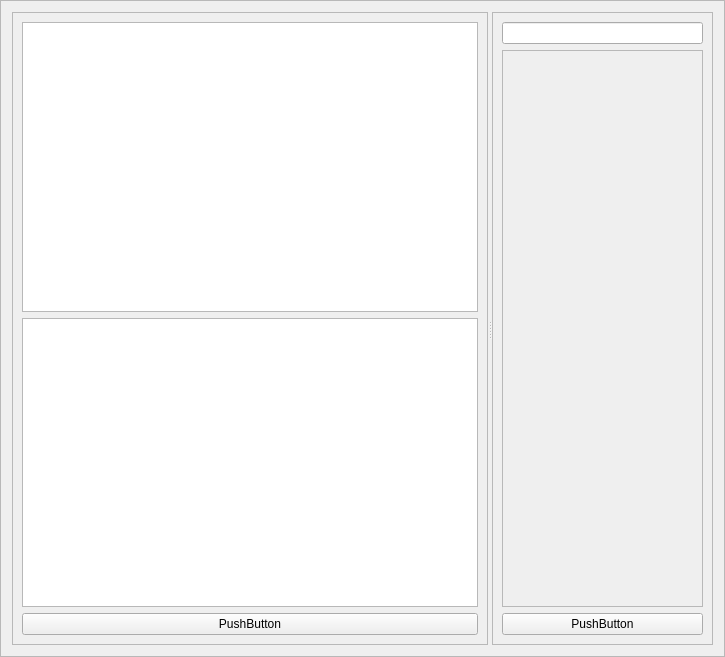
Before: the Qt Designer form paws/ui/qtui/op_editor.ui in slaclab/paws, drawn with Qt 5.
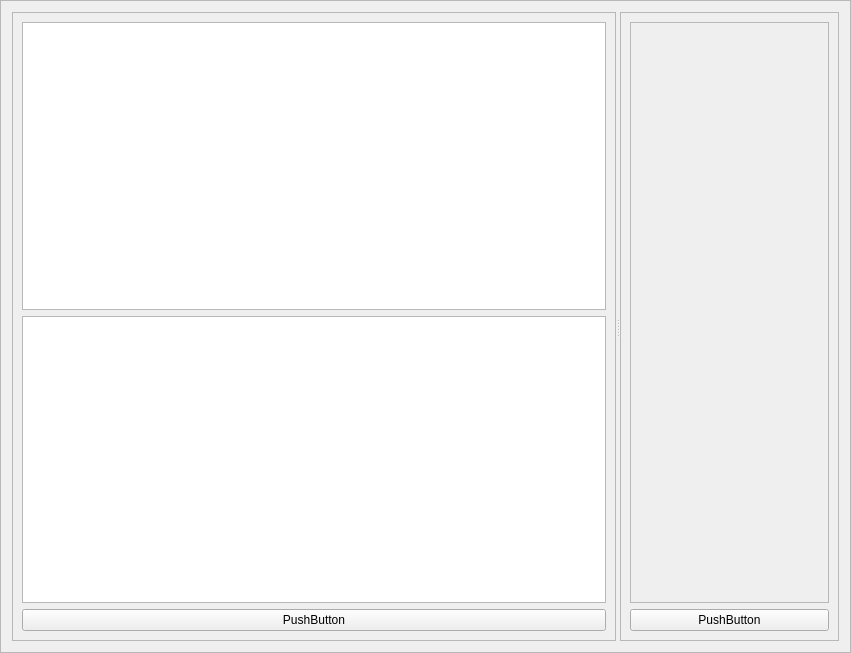
After: the same form once the commit is applied.

```diff
--- a/paws/ui/qtui/op_editor.ui
+++ b/paws/ui/qtui/op_editor.ui
@@ -6,8 +6,8 @@
    <rect>
     <x>0</x>
     <y>0</y>
-    <width>725</width>
-    <height>657</height>
+    <width>851</width>
+    <height>653</height>
    </rect>
   </property>
   <property name="windowTitle">
@@ -57,22 +57,26 @@
       </property>
       <layout class="QVBoxLayout" name="verticalLayout">
        <item>
-        <widget class="QLineEdit" name="op_name"/>
-       </item>
-       <item>
-        <widget class="QFrame" name="op_source_frame">
-         <property name="frameShape">
-          <enum>QFrame::StyledPanel</enum>
+        <widget class="QScrollArea" name="source_scrollarea">
+         <property name="widgetResizable">
+          <bool>true</bool>
          </property>
-         <property name="frameShadow">
-          <enum>QFrame::Raised</enum>
-         </property>
-         <layout class="QGridLayout" name="gridLayout_2">
+         <widget class="QWidget" name="scrollAreaWidgetContents">
+          <property name="geometry">
+           <rect>
+            <x>0</x>
+            <y>0</y>
+            <width>288</width>
+            <height>578</height>
+           </rect>
+          </property>
+          <layout class="QGridLayout" name="gridLayout_4">
           <item row="0" column="0">
            <layout class="QGridLayout" name="op_source_layout"/>
           </item>
          </layout>
         </widget>
+        </widget>
        </item>
        <item>
         <widget class="QPushButton" name="edit_op_button">
```
Left out of the diff: 2 changed lines with no effect on the pictures. Lines whose indentation alone changed are shown as unchanged.
